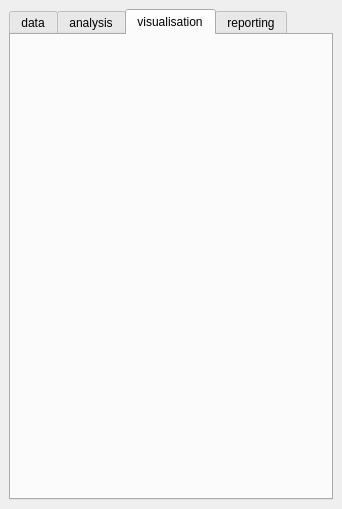
Above: SpatialDecision/spatial_decision_dockwidget_base.ui from efrancesp/GEO1005_ArnhemFlooding before the change. Below: the same form after it.
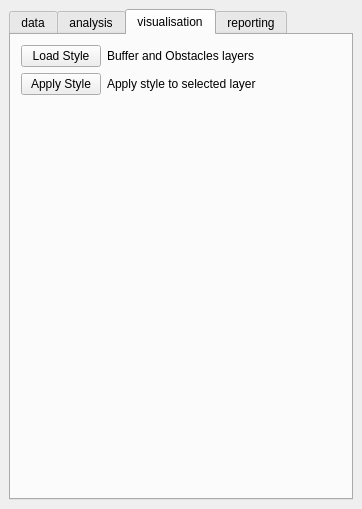
That is the form after the change. The open tabs and pages were chosen to show the change. Icons and pictures are not drawn.

Diff of the .ui file:
```diff
--- a/SpatialDecision/spatial_decision_dockwidget_base.ui
+++ b/SpatialDecision/spatial_decision_dockwidget_base.ui
@@ -6,7 +6,7 @@
    <rect>
     <x>0</x>
     <y>0</y>
-    <width>342</width>
+    <width>362</width>
     <height>509</height>
    </rect>
   </property>
@@ -240,6 +240,46 @@
        <attribute name="title">
         <string>visualisation</string>
        </attribute>
+       <widget class="QWidget" name="layoutWidget">
+        <property name="geometry">
+         <rect>
+          <x>10</x>
+          <y>10</y>
+          <width>291</width>
+          <height>391</height>
+         </rect>
+        </property>
+        <layout class="QFormLayout" name="formLayout_2">
+         <item row="0" column="0">
+          <widget class="QPushButton" name="displayStyleButton">
+           <property name="text">
+            <string>Load Style</string>
+           </property>
+          </widget>
+         </item>
+         <item row="1" column="0">
+          <widget class="QPushButton" name="displayRangeButton">
+           <property name="text">
+            <string>Apply Style</string>
+           </property>
+          </widget>
+         </item>
+         <item row="0" column="1">
+          <widget class="QLabel" name="label">
+           <property name="text">
+            <string>Buffer and Obstacles layers</string>
+           </property>
+          </widget>
+         </item>
+         <item row="1" column="1">
+          <widget class="QLabel" name="label_2">
+           <property name="text">
+            <string>Apply style to selected layer</string>
+           </property>
+          </widget>
+         </item>
+        </layout>
+       </widget>
       </widget>
       <widget class="QWidget" name="visualisationTab">
        <attribute name="title">
```
Left out of the diff: 45 changed lines with no effect on the pictures.
